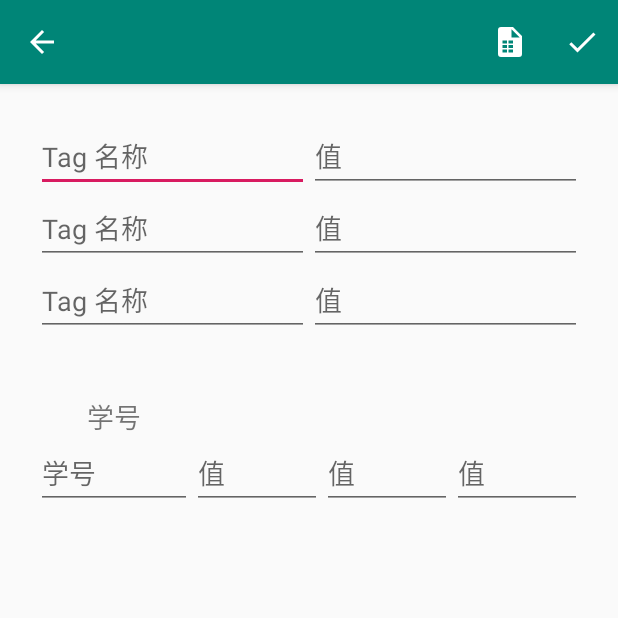
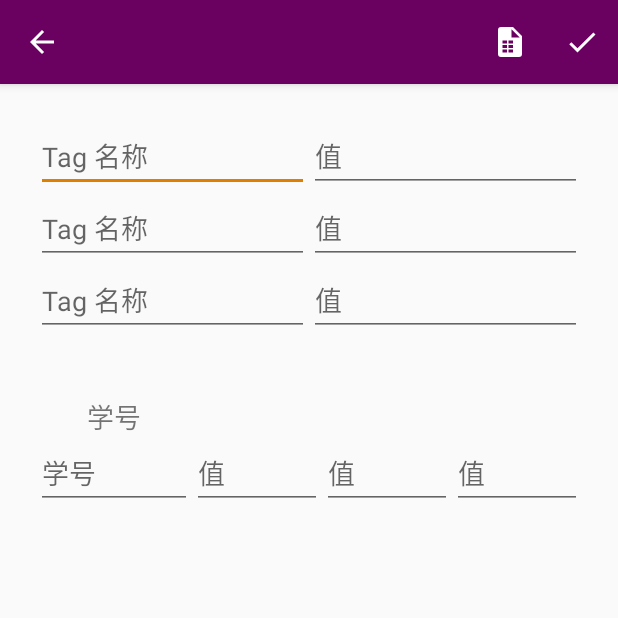
Before and after one commit to 22dm/NIMS, an Android app: the EditTags screen opened directly, with no data from a screen before it, on a phone screen of 412 x 824 dp, the top half of it. Run offline under Robolectric (Android 15) with nearby library versions, the light colour scheme and no system bars; network calls fail.

Commit message:
更新按钮图标，南大紫配色，应用名

```diff
--- a/app/src/main/java/moe/nyako/NIMS/MainActivity.java
+++ b/app/src/main/java/moe/nyako/NIMS/MainActivity.java
@@ -16,6 +16,9 @@ public class MainActivity extends NFCRead {
     protected void onCreate(Bundle savedInstanceState) {
         super.onCreate(savedInstanceState);
         setContentView(R.layout.activity_main);
+
+        //设置标题
+        setTitle("南京大学信息管理系统");
 
         //允许主线程访问网络
         StrictMode.ThreadPolicy policy=new StrictMode.ThreadPolicy.Builder().permitAll().build();
--- a/app/src/main/res/menu/tag_lists.xml
+++ b/app/src/main/res/menu/tag_lists.xml
@@ -3,7 +3,7 @@
     <item
         android:id="@+id/show_all"
         android:title="显示所有"
-        android:icon="@drawable/btn_xlsx"
+        android:icon="@drawable/btn_show_all"
         android:orderInCategory="100"
         app:showAsAction="always" />
 </menu>
--- a/app/src/main/res/values/colors.xml
+++ b/app/src/main/res/values/colors.xml
@@ -1,6 +1,6 @@
 <?xml version="1.0" encoding="utf-8"?>
 <resources>
-    <color name="colorPrimary">#008577</color>
-    <color name="colorPrimaryDark">#00574B</color>
-    <color name="colorAccent">#D81B60</color>
+    <color name="colorPrimary">#6A005F</color>
+    <color name="colorPrimaryDark">#390336</color>
+    <color name="colorAccent">#DF7F00</color>
 </resources>
--- a/app/src/main/res/values/strings.xml
+++ b/app/src/main/res/values/strings.xml
@@ -1,3 +1,3 @@
 <resources>
-    <string name="app_name">My Application</string>
+    <string name="app_name">NIMS</string>
 </resources>
```
Also changed, not shown: app/src/main/java/moe/nyako/NIMS/TagLists.java (+15 -19 lines), app/src/main/res/drawable/btn_show_all.xml (added, +8 -0 lines), app/src/main/res/drawable/btn_show_favor.xml (added, +8 -0 lines).
